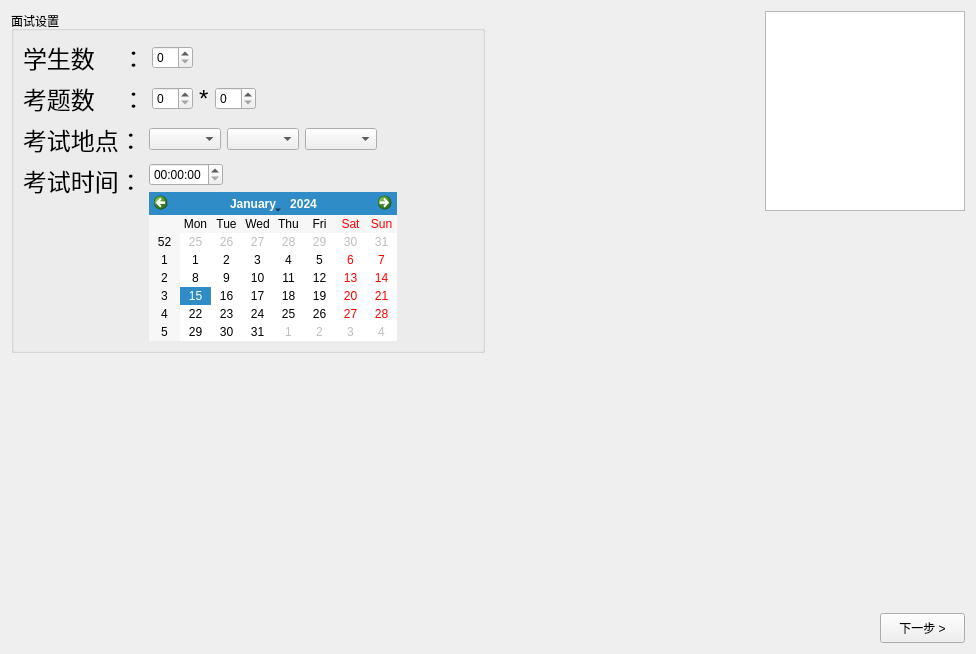
First picture: the form in InterEditor.ui, repository jamesbee/stu-inter-sys, before the edit.
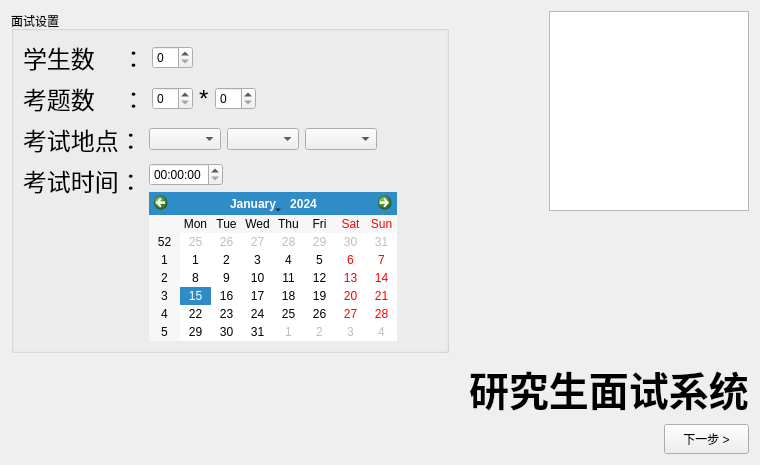
Second picture: the form after the edit.

Commit message: inter editor ui is finished edit

The edit to the form file:
```diff
--- a/InterEditor.ui
+++ b/InterEditor.ui
@@ -6,15 +6,13 @@
    <rect>
     <x>0</x>
     <y>0</y>
-    <width>976</width>
-    <height>654</height>
+    <width>760</width>
+    <height>459</height>
    </rect>
   </property>
   <property name="windowTitle">
    <string>Form</string>
   </property>
-  <layout class="QVBoxLayout" name="verticalLayout_7">
-   <item>
     <layout class="QVBoxLayout" name="verticalLayout_6">
      <item>
       <layout class="QHBoxLayout" name="horizontalLayout_11">
@@ -286,6 +284,8 @@
       </layout>
      </item>
      <item>
+    <layout class="QHBoxLayout" name="horizontalLayout_13">
+     <item>
       <spacer name="verticalSpacer_2">
        <property name="orientation">
         <enum>Qt::Vertical</enum>
@@ -299,6 +299,39 @@
       </spacer>
      </item>
      <item>
+      <layout class="QHBoxLayout" name="horizontalLayout_12">
+       <item>
+        <spacer name="horizontalSpacer_8">
+         <property name="orientation">
+          <enum>Qt::Horizontal</enum>
+         </property>
+         <property name="sizeHint" stdset="0">
+          <size>
+           <width>40</width>
+           <height>20</height>
+          </size>
+         </property>
+        </spacer>
+       </item>
+       <item>
+        <widget class="QLabel" name="label_6">
+         <property name="font">
+          <font>
+           <pointsize>30</pointsize>
+           <weight>75</weight>
+           <bold>true</bold>
+          </font>
+         </property>
+         <property name="text">
+          <string>研究生面试系统</string>
+         </property>
+        </widget>
+       </item>
+      </layout>
+     </item>
+    </layout>
+   </item>
+   <item>
       <layout class="QHBoxLayout" name="horizontalLayout">
        <item>
         <spacer name="horizontalSpacer">
@@ -331,8 +364,6 @@
           <string>下一步 &gt;</string>
          </property>
         </widget>
-       </item>
-      </layout>
      </item>
     </layout>
    </item>
```
Lines whose indentation alone changed are shown as unchanged. The commit also changes 1 other file.
